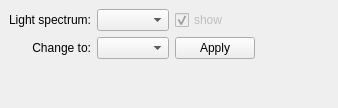
Before: the Qt Designer form docks/illumdock.ui in gerbilvis/gerbil, drawn with Qt 5.
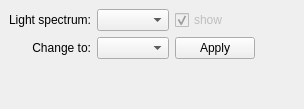
After: the same form once the commit is applied. Icons and pictures are not drawn.

Patch:
```diff
--- a/docks/illumdock.ui
+++ b/docks/illumdock.ui
@@ -6,16 +6,10 @@
    <rect>
     <x>0</x>
     <y>0</y>
-    <width>338</width>
-    <height>108</height>
+    <width>304</width>
+    <height>109</height>
    </rect>
   </property>
-  <property name="sizePolicy">
-   <sizepolicy hsizetype="Fixed" vsizetype="Fixed">
-    <horstretch>0</horstretch>
-    <verstretch>0</verstretch>
-   </sizepolicy>
-  </property>
   <property name="windowTitle">
    <string>Illumination</string>
   </property>
@@ -38,8 +32,8 @@
       </property>
       <property name="sizeHint" stdset="0">
        <size>
-        <width>40</width>
-        <height>20</height>
+        <width>0</width>
+        <height>0</height>
        </size>
       </property>
      </spacer>
@@ -101,8 +95,8 @@
       </property>
       <property name="sizeHint" stdset="0">
        <size>
-        <width>20</width>
-        <height>40</height>
+        <width>0</width>
+        <height>0</height>
        </size>
       </property>
      </spacer>
```
Left out of the diff: 31 changed lines with no effect on the pictures.
